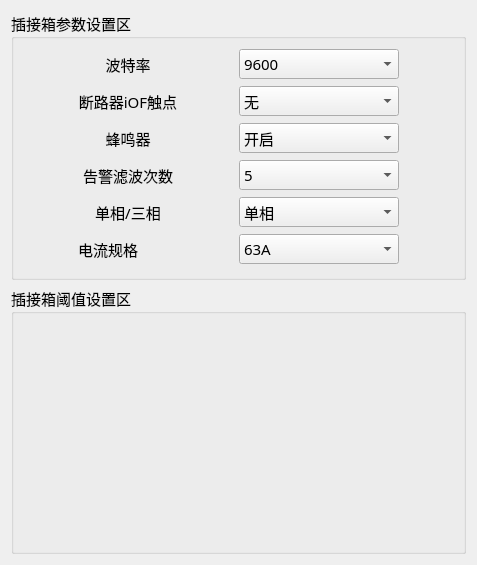
Qt form BusbarDebug/setting/set_siwid.ui (ChinaClever/BusbarDebug) before a commit.
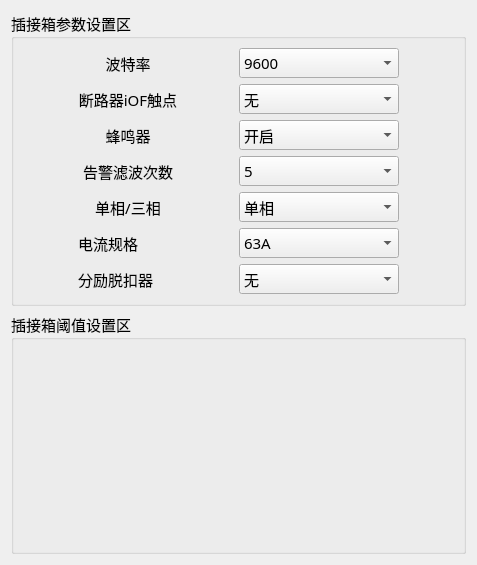
The same form after that commit.

Commit message: 增加插接箱trip

The edit to the form file:
```diff
--- a/BusbarDebug/setting/set_siwid.ui
+++ b/BusbarDebug/setting/set_siwid.ui
@@ -322,6 +322,27 @@
         </item>
        </widget>
       </item>
+      <item row="6" column="0">
+       <widget class="QLabel" name="label_3">
+        <property name="text">
+         <string>分励脱扣器</string>
+        </property>
+       </widget>
+      </item>
+      <item row="6" column="1">
+       <widget class="QComboBox" name="tripBox">
+        <item>
+         <property name="text">
+          <string>无</string>
+         </property>
+        </item>
+        <item>
+         <property name="text">
+          <string>配有</string>
+         </property>
+        </item>
+       </widget>
+      </item>
      </layout>
     </widget>
    </item>
```
The commit also changes 7 other files.
